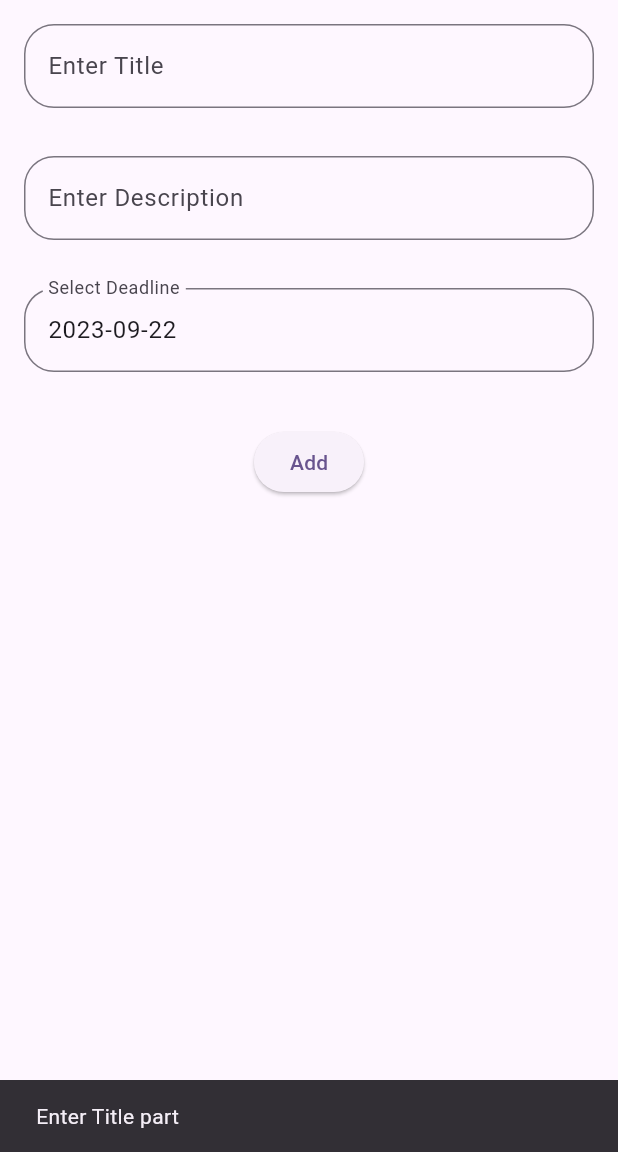
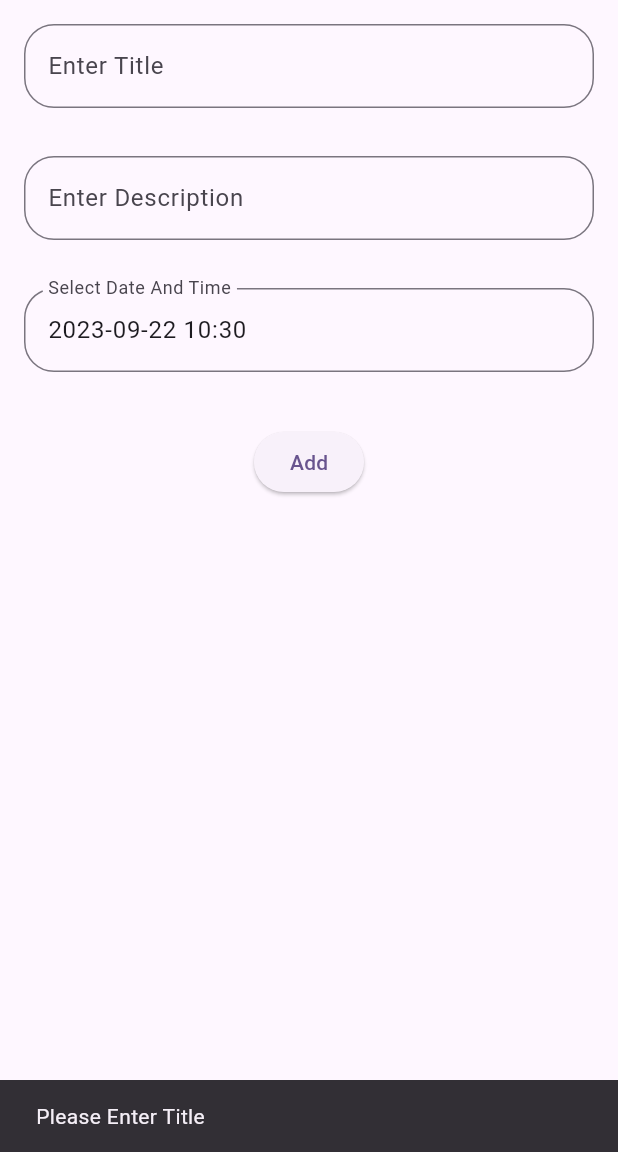
Before and after one commit to SaritaTrentium/Todo_app, a Flutter app: the TodoPage screen opened directly, after a tap on "Add", on a phone screen of 412 x 824 dp, the part 84-1236 px from its top. Run offline on Flutter 3.47's test engine with Material 2 defaults, Android fonts, the phone set to English and light mode, and no system bars; our stand-ins replace flutter_local_notifications, hive, hive_flutter, timezone; missing offline and left inert: dart:ffi; accounts and stored records are empty; generated files the repository leaves out were written again.

Commit message:
Get Notification from TodoApp using flutter_notification, dateTime and Schedule local Notification

```diff
--- a/lib/models/todo_model.dart
+++ b/lib/models/todo_model.dart
@@ -10,7 +10,7 @@ class Todo extends HiveObject{
   final String desc;
 
   @HiveField(2)
-  final DateTime? deadline;
+  DateTime? deadline;
 
   @HiveField(3)
    bool? isCompleted;
--- a/lib/pages/todo_page.dart
+++ b/lib/pages/todo_page.dart
@@ -1,12 +1,9 @@
 import 'package:flutter/material.dart';
-import 'package:flutter_local_notifications/flutter_local_notifications.dart';
 import 'package:hive/hive.dart';
 import 'package:todo_app/models/todo_model.dart';
 import 'package:todo_app/pages/todo_list_page.dart';
 import 'package:intl/intl.dart';
-import 'package:timezone/data/latest.dart' as tzdata;
-import 'package:timezone/timezone.dart' as tz;
-
+import 'package:todo_app/services/notification_service.dart';
 
 class TodoPage extends StatefulWidget {
   const TodoPage({super.key});
@@ -16,9 +13,15 @@ class TodoPage extends StatefulWidget {
 }
 
 class _TodoPageState extends State<TodoPage> {
+  NotificationService notificationService = NotificationService();
   TextEditingController titleController = TextEditingController();
   TextEditingController descController = TextEditingController();
-  DateTime selectedDeadline = DateTime.now();
+  DateTime selectedDateTime = DateTime.now();
+
+    @override
+    void initState() {
+    super.initState();
+  }
 
     @override
     Widget build(BuildContext context) {
@@ -61,11 +64,11 @@ class _TodoPageState extends State<TodoPage> {
               child: TextFormField(
                 readOnly: true, // Make the field read-only
                 controller: TextEditingController(
-                  text: DateFormat('yyyy-MM-dd').format(selectedDeadline),
+                  text: DateFormat('yyyy-MM-dd HH:mm').format(selectedDateTime)
                 ),
-                onTap: () => _selectDeadline(context), // Show the DatePicker
+                onTap: () => _selectDateAndTime(context), // Show the DatePicker
                 decoration: const InputDecoration(
-                  labelText: 'Select Deadline',
+                  labelText: 'Select Date And Time',
                   border: OutlineInputBorder(
                     borderRadius: BorderRadius.all(Radius.circular(20.0)),
                   ),
@@ -75,26 +78,43 @@ class _TodoPageState extends State<TodoPage> {
             const SizedBox(
               height: 20,
             ),
-           ElevatedButton(onPressed: addTodo, child: const Text("Add"),),
+           ElevatedButton(
+             onPressed: addTodo,
+             child: const Text("Add"),),
           ],
         ),
       );
     }
 
-  Future<void> _selectDeadline(BuildContext context) async {
-    final picked = await showDatePicker(
+  Future<void> _selectDateAndTime(BuildContext context) async {
+    final selectedDate = await showDatePicker(
       context: context,
-      initialDate: DateTime.now(),
+      initialDate: selectedDateTime,
       firstDate: DateTime.now(),
       lastDate: DateTime(DateTime.now().year + 10), // Set a reasonable future limit
     );
 
-    if (picked != null && picked != selectedDeadline) {
-      setState(() {
-        selectedDeadline = picked;
-      });
+    if (selectedDate != null) {
+      final selectedTime = await showTimePicker(
+        context: context,
+        initialTime: TimeOfDay.fromDateTime(selectedDateTime),
+        confirmText: 'Confirm',
+      );
+
+      if (selectedTime != null) {
+        setState(() {
+          selectedDateTime = DateTime(
+            selectedDate.year,
+            selectedDate.month,
+            selectedDate.day,
+            selectedTime.hour,
+            selectedTime.minute,
+          );
+        });
+      }
     }
   }
+
 
   void addTodo() {
     final todoBox = Hive.box<Todo>('todos');
@@ -102,49 +122,61 @@ class _TodoPageState extends State<TodoPage> {
     final desc = descController.text.trim();
 
     if(title.isEmpty) {
-      ScaffoldMessenger.of(context).showSnackBar(const SnackBar(content: Text("Enter Title part")));
+      ScaffoldMessenger.of(context).showSnackBar(const SnackBar(content: Text("Please Enter Title")));
       return;
     }
+
+    DateTime oneDayAgo = selectedDateTime.subtract(const Duration(days: 1));
+    DateTime oneHourAgo = selectedDateTime.subtract(const Duration(hours: 1));
+    DateTime tenMinuteAgo = selectedDateTime.subtract(const Duration(minutes: 10));
+
+
+  //   Duration tenMinDifference = tenMinuteAgo.difference(selectedDateTime);
+  //   //print(tenMinDifference.inMinutes);
+  //   Duration oneHourDifference = oneHourAgo.difference(selectedDateTime);
+  //   //print(oneHourDifference.inHours);
+  //   Duration oneDayDifference = oneDayAgo.difference(selectedDateTime);
+  //   //print(oneDayDifference.inDays);
+
+
+      notificationService.scheduleNotification(
+        id: 0,
+        title: title,
+        desc: 'Don\'t forget to complete your todo: $title',
+        payload: 'Time Left 10 minutes',
+        scheduleNotificationTime: tenMinuteAgo,
+      );
+
+    notificationService.scheduleNotification(
+      id: 0,
+      title: title,
+      desc: 'Don\'t forget to complete your todo: $title',
+      payload: 'Time Left 10 minutes',
+      scheduleNotificationTime: oneHourAgo,
+    );
+
+    notificationService.scheduleNotification(
+      id: 0,
+      title: title,
+      desc: 'Don\'t forget to complete your todo: $title',
+      payload: 'Time Left 10 minutes',
+      scheduleNotificationTime: oneDayAgo,
+    );
+
 
     final newTodo = Todo(
       title: title,
       desc: desc,
-      deadline: selectedDeadline,
+      deadline: selectedDateTime,
 
     );
       setState(() {
         todoBox.add(newTodo);
       });
     ScaffoldMessenger.of(context).showSnackBar(const SnackBar(content: Text("Added Successfully"),),);
-    Navigator.push(context, MaterialPageRoute(builder: (context) => TodoListPage(todos : todoBox.values.toList())));
+    Navigator.pushAndRemoveUntil(context, MaterialPageRoute(builder: (context) => TodoListPage(todos: todoBox.values.toList())), (route) => false);
     titleController.clear();
     descController.clear();
+
   }
-
-  Future<void> scheduleReminder(String title, String desc, DateTime deadline) async {
-      tzdata.initializeTimeZones();
-final  FlutterLocalNotificationsPlugin flutterLocalNotificationsPlugin = FlutterLocalNotificationsPlugin();
-
-      final AndroidNotificationDetails androidPlatformChannelSpecifics = AndroidNotificationDetails(
-          title,
-          desc,
-          importance: Importance.max,
-          priority: Priority.high,
-      );
-
-       NotificationDetails platformChannelSpecifics =
-      NotificationDetails(android: androidPlatformChannelSpecifics);
-
-      final now = tz.TZDateTime.now(tz.local);
-      final tz.TZDateTime scheduleTime = tz.TZDateTime.from(deadline, tz.local);
-
-      if(deadline.isAfter(now)) {
-        await flutterLocalNotificationsPlugin.zonedSchedule(
-         0,title, desc, scheduleTime, platformChannelSpecifics,
-          uiLocalNotificationDateInterpretation: UILocalNotificationDateInterpretation.absoluteTime,
-
-        );
-      }
-    }
-
 }
```
Also changed, not shown: lib/main.dart (+6 -1 lines), lib/pages/todo_list_page.dart (+9 -0 lines), lib/services/notification_service.dart (added, +64 -0 lines), pubspec.lock, 2 other files.
